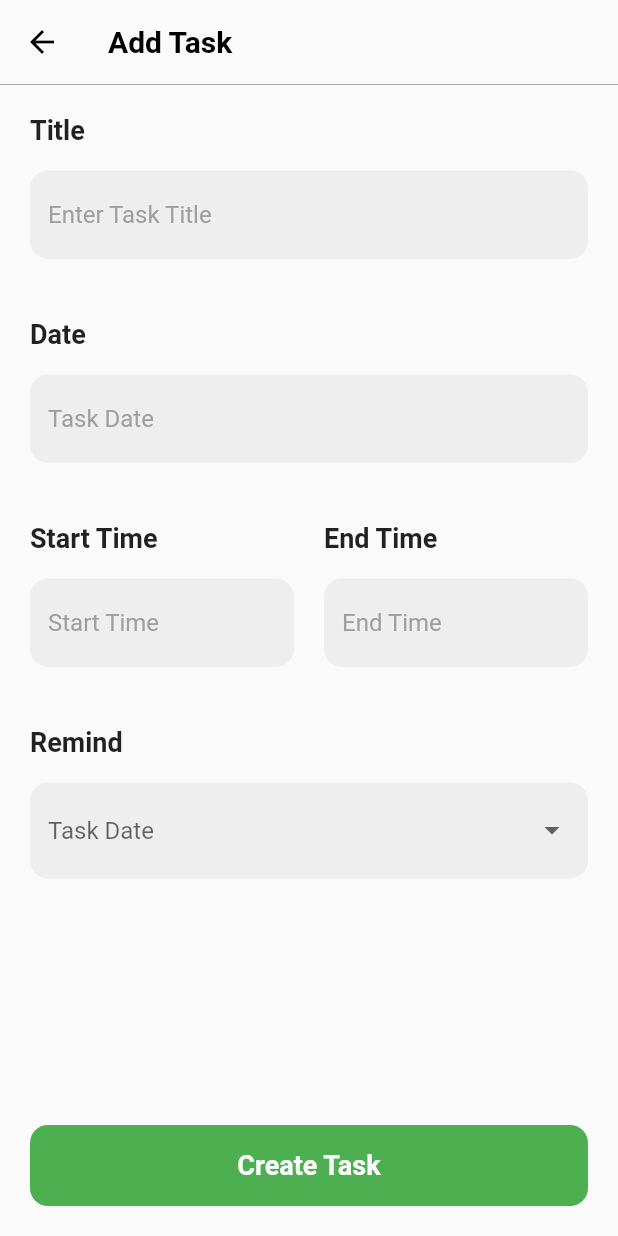
After one commit to abdullahmansss/algoriza-1, a Flutter app: the screen it shows after launch, after a tap on "Add New Task", on a phone screen of 412 x 824 dp. The commit adds this screen. Run offline on Flutter 3.47's test engine with Material 2 defaults, Android fonts, the phone set to English and light mode, and no system bars; our stand-ins replace country_code_picker, flutter_bloc, font_awesome_flutter, sqflite; accounts and stored records are empty.

Commit message:
Feature - Create UI for Add Task Page

```diff
--- a/lib/core/util/widgets/primary_task_item.dart
+++ b/lib/core/util/widgets/primary_task_item.dart
@@ -23,9 +23,9 @@ class PrimaryTaskItem extends StatelessWidget {
                 width: 50.0,
                 height: 50.0,
                 decoration: BoxDecoration(
-                  color: index %2 == 0 ? Colors.red : null,
+                  color: index %2 == 0 ? Colors.green : null,
                   border: Border.all(
-                    color: Colors.red,
+                    color: Colors.green,
                     width: 2.0,
                   ),
                   borderRadius: BorderRadius.circular(10.0),
--- /dev/null
+++ b/lib/features/add_task/presentation/pages/add_task_page.dart
@@ -0,0 +1,19 @@
+import 'package:flutter/material.dart';
+import 'package:test1/features/add_task/presentation/widgets/add_task_widget.dart';
+import 'package:test1/features/home/presentation/widgets/home_widget.dart';
+
+class AddTaskPage extends StatelessWidget {
+  const AddTaskPage({Key? key}) : super(key: key);
+
+  @override
+  Widget build(BuildContext context) {
+    return Scaffold(
+      appBar: AppBar(
+        title: const Text(
+          'Add Task',
+        ),
+      ),
+      body: const AddTaskWidget(),
+    );
+  }
+}
--- /dev/null
+++ b/lib/features/add_task/presentation/widgets/add_task_widget.dart
@@ -0,0 +1,377 @@
+import 'package:flutter/material.dart';
+import 'package:test1/features/home/presentation/widgets/all_widget.dart';
+import 'package:test1/features/home/presentation/widgets/completed_widget.dart';
+import 'package:test1/features/home/presentation/widgets/favorites_widget.dart';
+import 'package:test1/features/home/presentation/widgets/un_completed_widget.dart';
+
+class AddTaskWidget extends StatefulWidget {
+  const AddTaskWidget({Key? key}) : super(key: key);
+
+  @override
+  State<AddTaskWidget> createState() => _AddTaskWidgetState();
+}
+
+class _AddTaskWidgetState extends State<AddTaskWidget> {
+  TextEditingController taskTitleController = TextEditingController();
+  TextEditingController taskDateController = TextEditingController();
+
+  TextEditingController taskStartTimeController = TextEditingController();
+  TextEditingController taskEndTimeController = TextEditingController();
+
+  List<ReminderModel> reminderList = [
+    ReminderModel(
+      minutes: 10,
+      reminder: '10 minutes before',
+    ),
+    ReminderModel(
+      minutes: 30,
+      reminder: '30 minutes before',
+    ),
+    ReminderModel(
+      minutes: 60,
+      reminder: '1 hour before',
+    ),
+  ];
+
+  TimeOfDay endInitialTime = TimeOfDay.now();
+  TimeOfDay startTime = TimeOfDay.now();
+
+  @override
+  void initState() {
+    super.initState();
+  }
+
+  @override
+  Widget build(BuildContext context) {
+    return Column(
+      children: [
+        Container(
+          height: 0.6,
+          width: double.infinity,
+          color: Colors.grey[500],
+        ),
+        Padding(
+          padding: const EdgeInsets.all(20.0),
+          child: Column(
+            crossAxisAlignment: CrossAxisAlignment.start,
+            children: [
+              const Text(
+                'Title',
+                style: TextStyle(
+                  fontSize: 18,
+                  fontWeight: FontWeight.bold,
+                ),
+              ),
+              const SizedBox(
+                height: 16,
+              ),
+              TextFormField(
+                controller: taskTitleController,
+                decoration: InputDecoration(
+                  filled: true,
+                  fillColor: Colors.grey[200],
+                  hintText: 'Enter Task Title',
+                  border: OutlineInputBorder(
+                    borderRadius: BorderRadius.circular(12),
+                    borderSide: BorderSide.none,
+                  ),
+                  enabledBorder: OutlineInputBorder(
+                    borderRadius: BorderRadius.circular(12),
+                    borderSide: BorderSide.none,
+                  ),
+                  focusedBorder: OutlineInputBorder(
+                    borderSide: const BorderSide(
+                      color: Colors.grey,
+                      width: 1,
+                    ),
+                    borderRadius: BorderRadius.circular(12),
+                  ),
+                  hintStyle: const TextStyle(
+                    fontSize: 16,
+                    color: Colors.grey,
+                  ),
+                ),
+              ),
+              const SizedBox(
+                height: 40,
+              ),
+              const Text(
+                'Date',
+                style: TextStyle(
+                  fontSize: 18,
+                  fontWeight: FontWeight.bold,
+                ),
+              ),
+              const SizedBox(
+                height: 16,
+              ),
+              TextFormField(
+                controller: taskDateController,
+                onTap: () {
+                  showDatePicker(
+                    context: context,
+                    initialDate: DateTime.now(),
+                    firstDate: DateTime.now(),
+                    lastDate: DateTime(2030),
+                  ).then((value) {
+                    taskDateController.text = value.toString().split(' ').first;
+                  });
+                },
+                decoration: InputDecoration(
+                  filled: true,
+                  fillColor: Colors.grey[200],
+                  hintText: 'Task Date',
+                  border: OutlineInputBorder(
+                    borderRadius: BorderRadius.circular(12),
+                    borderSide: BorderSide.none,
+                  ),
+                  enabledBorder: OutlineInputBorder(
+                    borderRadius: BorderRadius.circular(12),
+                    borderSide: BorderSide.none,
+                  ),
+                  focusedBorder: OutlineInputBorder(
+                    borderSide: const BorderSide(
+                      color: Colors.grey,
+                      width: 1,
+                    ),
+                    borderRadius: BorderRadius.circular(12),
+                  ),
+                  hintStyle: const TextStyle(
+                    fontSize: 16,
+                    color: Colors.grey,
+                  ),
+                ),
+              ),
+              const SizedBox(
+                height: 40,
+              ),
+              Row(
+                children: [
+                  Expanded(
+                    child: Column(
+                      crossAxisAlignment: CrossAxisAlignment.start,
+                      children: [
+                        const Text(
+                          'Start Time',
+                          style: TextStyle(
+                            fontSize: 18,
+                            fontWeight: FontWeight.bold,
+                          ),
+                        ),
+                        const SizedBox(
+                          height: 16,
+                        ),
+                        TextFormField(
+                          controller: taskStartTimeController,
+                          onTap: () {
+                            showTimePicker(
+                              context: context,
+                              initialTime: TimeOfDay.now(),
+                            ).then((value) {
+                              taskStartTimeController.text =
+                                  value!.format(context);
+
+                              startTime = value;
+                              endInitialTime = value;
+
+                              setState(() {
+
+                              });
+                            });
+                          },
+                          decoration: InputDecoration(
+                            filled: true,
+                            fillColor: Colors.grey[200],
+                            hintText: 'Start Time',
+                            border: OutlineInputBorder(
+                              borderRadius: BorderRadius.circular(12),
+                              borderSide: BorderSide.none,
+                            ),
+                            enabledBorder: OutlineInputBorder(
+                              borderRadius: BorderRadius.circular(12),
+                              borderSide: BorderSide.none,
+                            ),
+                            focusedBorder: OutlineInputBorder(
+                              borderSide: const BorderSide(
+                                color: Colors.grey,
+                                width: 1,
+                              ),
+                              borderRadius: BorderRadius.circular(12),
+                            ),
+                            hintStyle: const TextStyle(
+                              fontSize: 16,
+                              color: Colors.grey,
+                            ),
+                          ),
+                        ),
+                      ],
+                    ),
+                  ),
+                  const SizedBox(
+                    width: 20.0,
+                  ),
+                  Expanded(
+                    child: Column(
+                      crossAxisAlignment: CrossAxisAlignment.start,
+                      children: [
+                        const Text(
+                          'End Time',
+                          style: TextStyle(
+                            fontSize: 18,
+                            fontWeight: FontWeight.bold,
+                          ),
+                        ),
+                        const SizedBox(
+                          height: 16,
+                        ),
+                        TextFormField(
+                          controller: taskEndTimeController,
+                          onTap: () {
+                            showTimePicker(
+                              context: context,
+                              initialTime: endInitialTime,
+                            ).then((value) {
+                              if(value!.hour > startTime.hour) {
+                                if(value.minute > startTime.minute) {
+                                  taskEndTimeController.text = value.format(context);
+                                } else {
+                                  debugPrint('End time should be greater than start time');
+                                }
+                                taskEndTimeController.text = value.format(context);
+                              } else {
+                                debugPrint('End time should be greater than start time');
+                              }
+                            });
+                          },
+                          decoration: InputDecoration(
+                            filled: true,
+                            fillColor: Colors.grey[200],
+                            hintText: 'End Time',
+                            border: OutlineInputBorder(
+                              borderRadius: BorderRadius.circular(12),
+                              borderSide: BorderSide.none,
+                            ),
+                            enabledBorder: OutlineInputBorder(
+                              borderRadius: BorderRadius.circular(12),
+                              borderSide: BorderSide.none,
+                            ),
+                            focusedBorder: OutlineInputBorder(
+                              borderSide: const BorderSide(
+                                color: Colors.grey,
+                                width: 1,
+                              ),
+                              borderRadius: BorderRadius.circular(12),
+                            ),
+                            hintStyle: const TextStyle(
+                              fontSize: 16,
+                              color: Colors.grey,
+                            ),
+                          ),
+                        ),
+                      ],
+                    ),
+                  ),
+                ],
+              ),
+              const SizedBox(
+                height: 40,
+              ),
+              const Text(
+                'Remind',
+                style: TextStyle(
+                  fontSize: 18,
+                  fontWeight: FontWeight.bold,
+                ),
+              ),
+              const SizedBox(
+                height: 16,
+              ),
+              DropdownButtonFormField(
+                decoration: InputDecoration(
+                  filled: true,
+                  fillColor: Colors.grey[200],
+                  hintText: 'Task Date',
+                  border: OutlineInputBorder(
+                    borderRadius: BorderRadius.circular(12),
+                    borderSide: BorderSide.none,
+                  ),
+                  enabledBorder: OutlineInputBorder(
+                    borderRadius: BorderRadius.circular(12),
+                    borderSide: BorderSide.none,
+                  ),
+                  focusedBorder: OutlineInputBorder(
+                    borderSide: const BorderSide(
+                      color: Colors.grey,
+                      width: 1,
+                    ),
+                    borderRadius: BorderRadius.circular(12),
+                  ),
+                  hintStyle: const TextStyle(
+                    fontSize: 16,
+                    color: Colors.grey,
+                  ),
+                ),
+                items: reminderList
+                    .asMap()
+                    .map(
+                      (key, value) => MapEntry(
+                        key,
+                        DropdownMenuItem(
+                          value: value.minutes,
+                          child: Text(
+                            value.reminder,
+                          ),
+                        ),
+                      ),
+                    )
+                    .values
+                    .toList(),
+                onChanged: (value) {
+                  debugPrint('$value');
+                },
+              ),
+            ],
+          ),
+        ),
+        const Spacer(),
+        Padding(
+          padding: const EdgeInsets.all(20.0),
+          child: Container(
+            width: double.infinity,
+            clipBehavior: Clip.antiAliasWithSaveLayer,
+            decoration: BoxDecoration(
+              color: Colors.green,
+              borderRadius: BorderRadius.circular(
+                12.0,
+              ),
+            ),
+            child: MaterialButton(
+              height: 54.0,
+              onPressed: () {
+
+              },
+              child: const Text(
+                'Create Task',
+                style: TextStyle(
+                  fontSize: 18,
+                  color: Colors.white,
+                  fontWeight: FontWeight.bold,
+                ),
+              ),
+            ),
+          ),
+        ),
+      ],
+    );
+  }
+}
+
+class ReminderModel {
+  final String reminder;
+  final int minutes;
+
+  ReminderModel({
+    required this.reminder,
+    required this.minutes,
+  });
+}
--- a/lib/features/home/presentation/widgets/home_widget.dart
+++ b/lib/features/home/presentation/widgets/home_widget.dart
@@ -1,4 +1,5 @@
 import 'package:flutter/material.dart';
+import 'package:test1/features/add_task/presentation/pages/add_task_page.dart';
 import 'package:test1/features/home/presentation/widgets/all_widget.dart';
 import 'package:test1/features/home/presentation/widgets/completed_widget.dart';
 import 'package:test1/features/home/presentation/widgets/favorites_widget.dart';
@@ -77,6 +78,38 @@ class _HomeWidgetState extends State<HomeWidget> {
               ],
             ),
           ),
+          Padding(
+            padding: const EdgeInsets.all(20.0),
+            child: Container(
+              width: double.infinity,
+              clipBehavior: Clip.antiAliasWithSaveLayer,
+              decoration: BoxDecoration(
+                color: Colors.green,
+                borderRadius: BorderRadius.circular(
+                  12.0,
+                ),
+              ),
+              child: MaterialButton(
+                height: 54.0,
+                onPressed: () {
+                  Navigator.push(
+                    context,
+                    MaterialPageRoute(
+                      builder: (context) => const AddTaskPage(),
+                    ),
+                  );
+                },
+                child: const Text(
+                  'Add New Task',
+                  style: TextStyle(
+                    fontSize: 18,
+                    color: Colors.white,
+                    fontWeight: FontWeight.bold,
+                  ),
+                ),
+              ),
+            ),
+          ),
         ],
       ),
     );
--- a/lib/main.dart
+++ b/lib/main.dart
@@ -33,6 +33,9 @@ class MyApp extends StatelessWidget {
           appBarTheme: AppBarTheme(
             color: Colors.transparent,
             elevation: 0,
+            iconTheme: const IconThemeData(
+              color: Colors.black,
+            ),
             titleTextStyle: const TextStyle(
               color: Colors.black,
               fontSize: 20,
```
